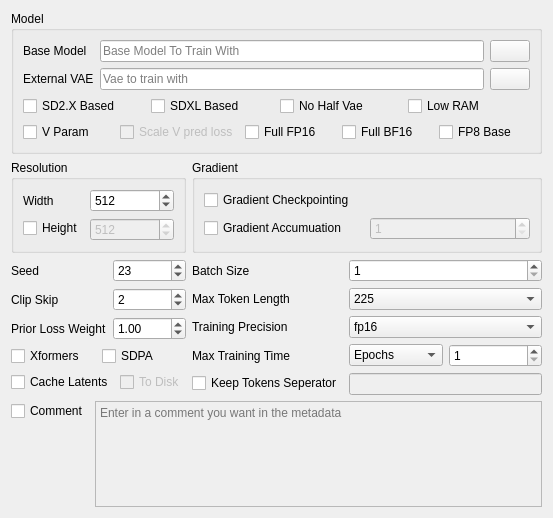
Old version of the form ui_files/BaseUI.ui in the repository derrian-distro/LoRA_Easy_Training_Scripts.
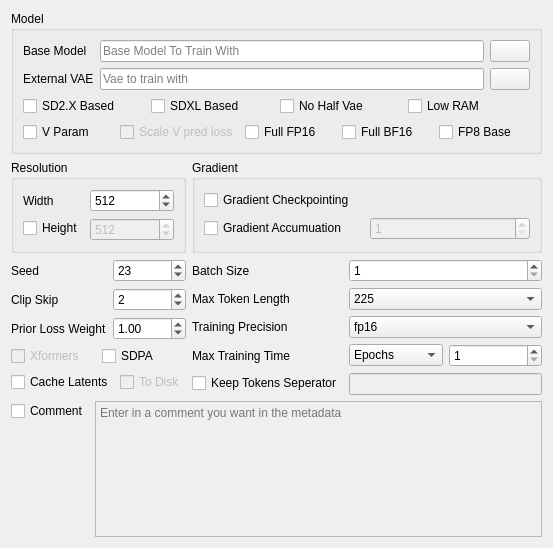
New version of the form. Custom widgets are drawn as their Qt base class.

```diff
--- a/ui_files/BaseUI.ui
+++ b/ui_files/BaseUI.ui
@@ -7,7 +7,7 @@
     <x>0</x>
     <y>0</y>
     <width>553</width>
-    <height>518</height>
+    <height>548</height>
    </rect>
   </property>
   <property name="windowTitle">
@@ -132,7 +132,7 @@
        <item>
         <widget class="QCheckBox" name="xformers_enable">
          <property name="enabled">
-          <bool>true</bool>
+          <bool>false</bool>
          </property>
          <property name="toolTip">
           <string>&lt;html&gt;&lt;head/&gt;&lt;body&gt;&lt;p&gt;XFormers Is a memory optimization library that drastically reduces VRAM usage while not reducing speed of training very much.&lt;/p&gt;&lt;/body&gt;&lt;/html&gt;</string>
```
